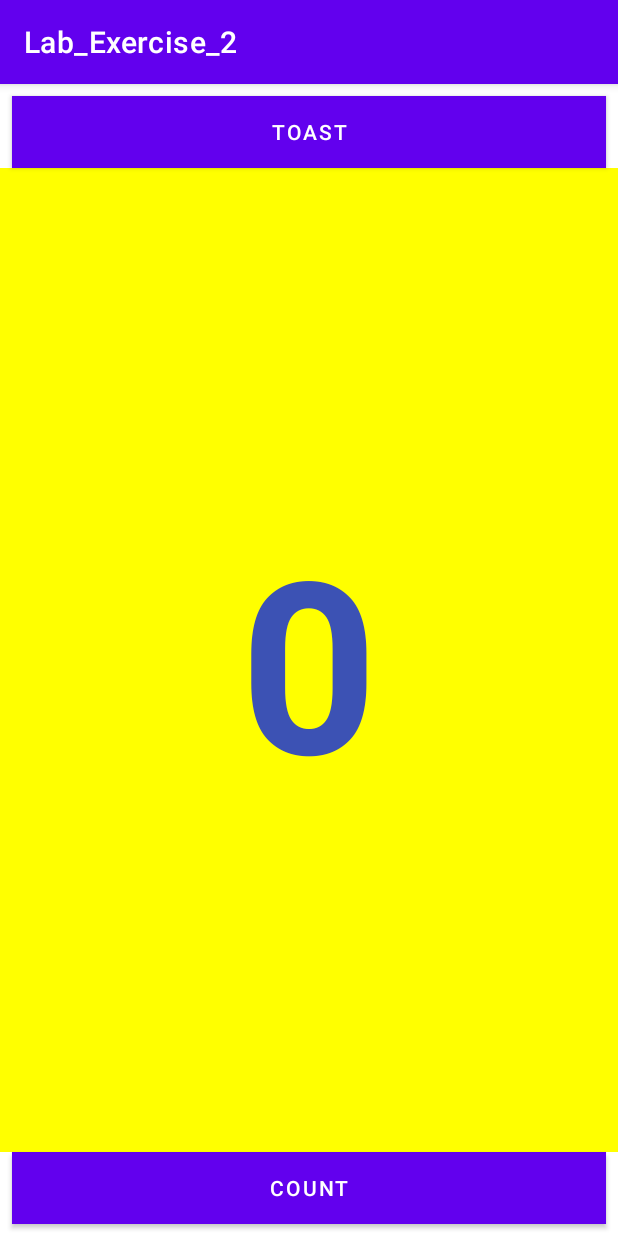
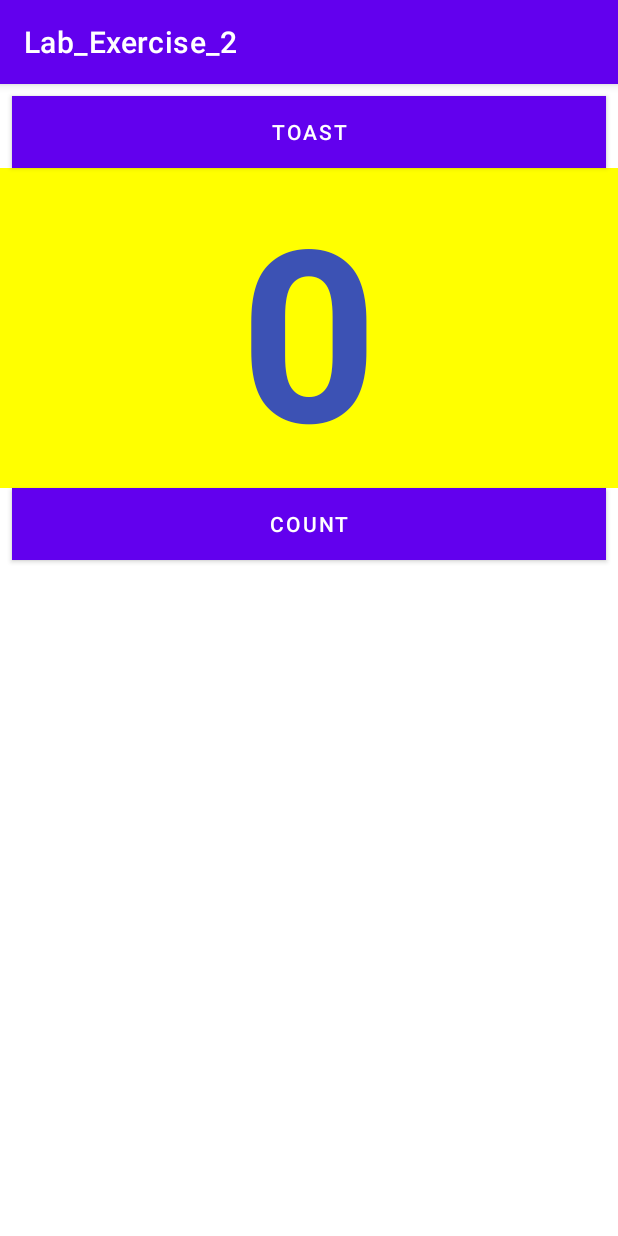
Before and after one commit to binayathapamagar/Lab_Exercise_2, an Android app: the screen it shows after launch (MainActivity), on a phone screen of 412 x 824 dp. Run offline under Robolectric (Android 15) with nearby library versions, the phone set to English and light mode, and no system bars.

Commit message:
Relative_layout completed

```diff
--- a/app/src/main/res/layout/activity_main.xml
+++ b/app/src/main/res/layout/activity_main.xml
@@ -1,5 +1,5 @@
 <?xml version="1.0" encoding="utf-8"?>
-<LinearLayout xmlns:android="http://schemas.android.com/apk/res/android"
+<RelativeLayout xmlns:android="http://schemas.android.com/apk/res/android"
     xmlns:app="http://schemas.android.com/apk/res-auto"
     xmlns:tools="http://schemas.android.com/tools"
     android:layout_width="match_parent"
@@ -26,7 +26,9 @@
         android:text="@string/count_initial_value"
         android:textAlignment="center"
         android:gravity="center"
-        android:layout_weight="1"
+        android:layout_below="@+id/button_toast"
+        android:layout_alignParentLeft="true"
+        android:layout_alignParentStart="true"
         android:background="#FFFF00"
         android:textSize="160sp"
         android:textStyle="bold"
@@ -43,6 +45,8 @@
         android:background="@color/colorPrimary"
         android:text="@string/button_label_count"
         android:textColor="@color/white"
-        android:onClick="countUp" />
+        android:onClick="countUp"
+        android:layout_below="@+id/show_count"
+        android:layout_centerHorizontal="true" />
 
-</LinearLayout>
+</RelativeLayout>
```
